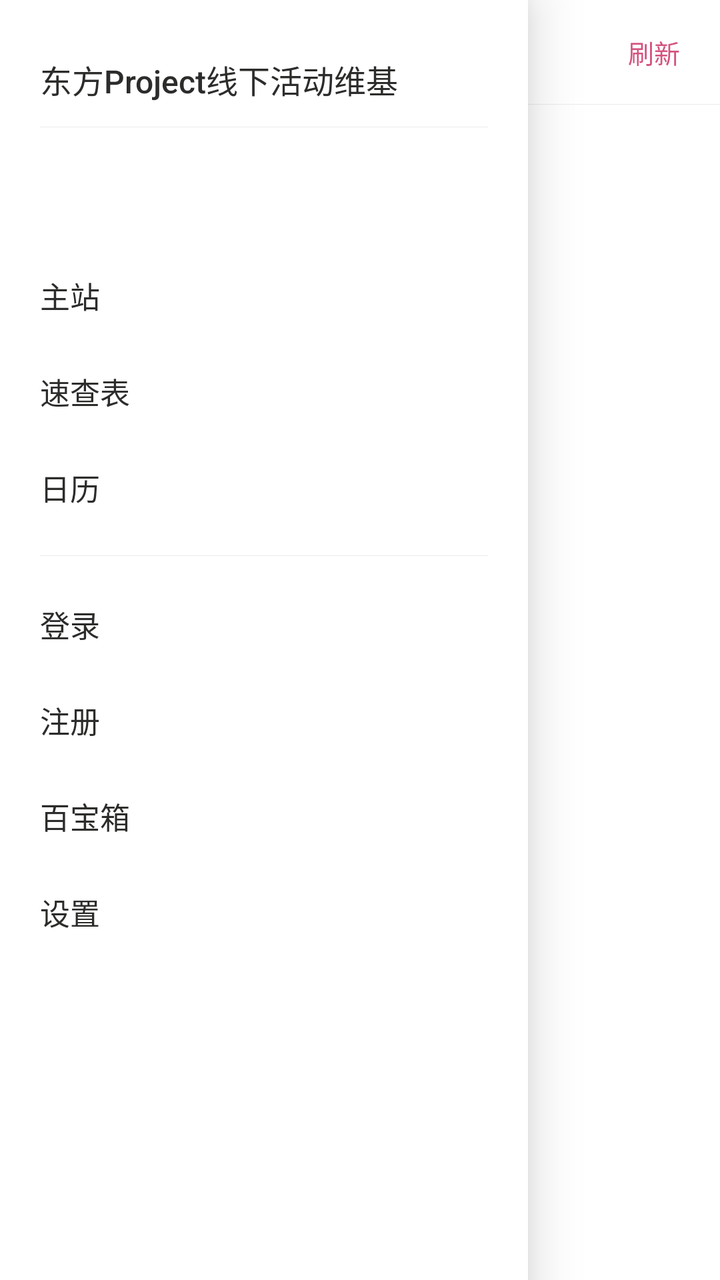
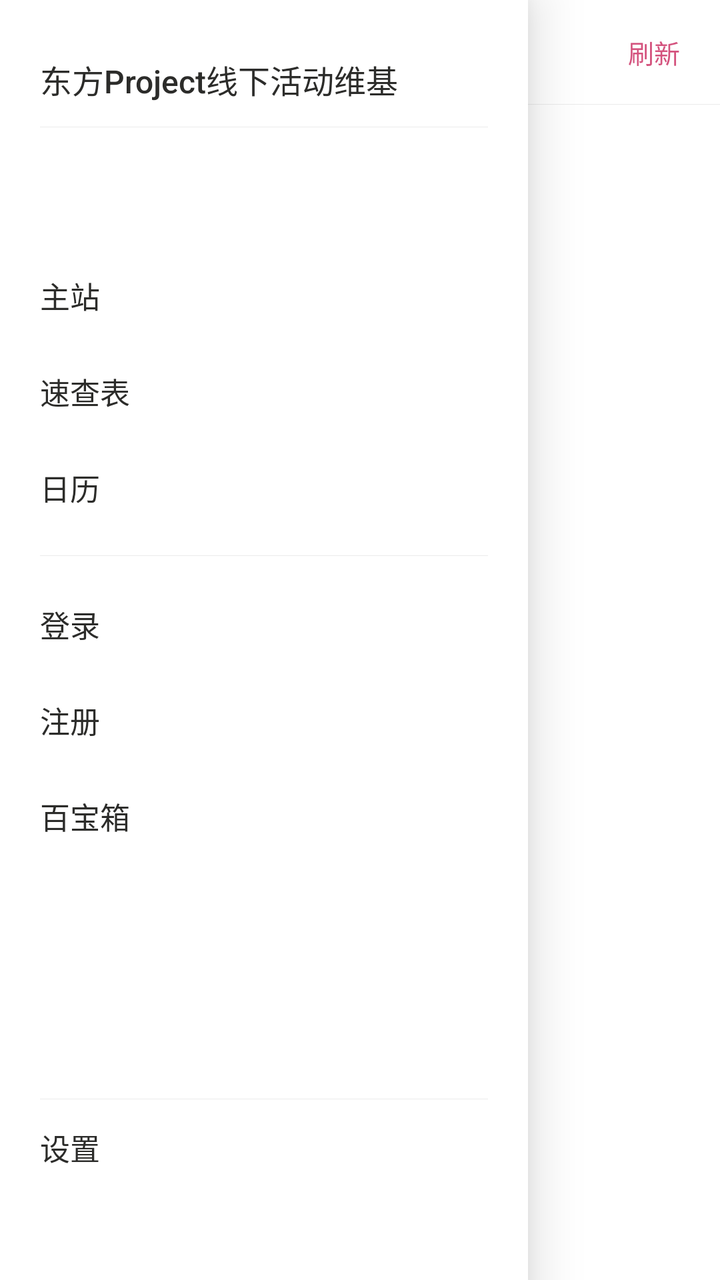

Screens rendered from an Android XML layout before and after an edit, with the pre-edit source and the edit as a unified diff.
<!-- AndroidManifest.xml: application theme AppTheme -->
<!-- res/layout/activity_main.xml -->
<?xml version="1.0" encoding="utf-8"?>
<FrameLayout xmlns:android="http://schemas.android.com/apk/res/android"
    android:layout_width="match_parent"
    android:layout_height="match_parent"
    android:background="@color/page_bg">

    <LinearLayout
        android:layout_width="match_parent"
        android:layout_height="match_parent"
        android:orientation="vertical">

        <LinearLayout
            android:id="@+id/appToolbar"
            android:layout_width="match_parent"
            android:layout_height="52dp"
            android:background="@color/tabbar_bg"
            android:gravity="center_vertical"
            android:orientation="horizontal"
            android:paddingStart="4dp"
            android:paddingEnd="8dp">

            <TextView
                android:id="@+id/menuButton"
                android:layout_width="44dp"
                android:layout_height="match_parent"
                android:background="?android:attr/selectableItemBackground"
                android:contentDescription="@string/menu"
                android:gravity="center"
                android:text="☰"
                android:textColor="@color/text_primary"
                android:textSize="18sp" />

            <TextView
                android:id="@+id/headerTitle"
                android:layout_width="0dp"
                android:layout_height="wrap_content"
                android:layout_weight="1"
                android:ellipsize="end"
                android:fontFamily="sans-serif-medium"
                android:maxLines="1"
                android:text="@string/app_name"
                android:textColor="@color/text_primary"
                android:textSize="15sp" />

            <TextView
                android:id="@+id/refresh"
                android:layout_width="wrap_content"
                android:layout_height="wrap_content"
                android:background="?android:attr/selectableItemBackground"
                android:paddingStart="12dp"
                android:paddingTop="8dp"
                android:paddingEnd="12dp"
                android:paddingBottom="8dp"
                android:text="@string/refresh"
                android:textColor="@color/accent"
                android:textSize="13sp" />
        </LinearLayout>

        <View
            android:layout_width="match_parent"
            android:layout_height="1px"
            android:background="@color/divider" />

        <TextView
            android:id="@+id/offlineBanner"
            android:layout_width="match_parent"
            android:layout_height="wrap_content"
            android:background="@color/banner_bg"
            android:paddingStart="16dp"
            android:paddingTop="8dp"
            android:paddingEnd="16dp"
            android:paddingBottom="8dp"
            android:textColor="@color/banner_text"
            android:textSize="12sp"
            android:visibility="gone" />

        <FrameLayout
            android:id="@+id/content"
            android:layout_width="match_parent"
            android:layout_height="0dp"
            android:layout_weight="1" />
    </LinearLayout>

    <View
        android:id="@+id/scrim"
        android:layout_width="match_parent"
        android:layout_height="match_parent"
        android:background="@color/scrim"
        android:visibility="gone" />

    <LinearLayout
        android:id="@+id/drawer"
        android:layout_width="@dimen/drawer_width"
        android:layout_height="match_parent"
        android:layout_gravity="start"
        android:background="@color/tabbar_bg"
        android:elevation="16dp"
        android:orientation="vertical"
        android:paddingBottom="16dp">

        <TextView
            android:layout_width="match_parent"
            android:layout_height="wrap_content"
            android:fontFamily="sans-serif-medium"
            android:paddingStart="20dp"
            android:paddingTop="28dp"
            android:paddingEnd="20dp"
            android:paddingBottom="12dp"
            android:text="@string/app_name"
            android:textColor="@color/text_primary"
            android:textSize="16sp" />

        <View
            android:layout_width="match_parent"
            android:layout_height="1px"
            android:layout_marginStart="20dp"
            android:layout_marginEnd="20dp"
            android:layout_marginBottom="8dp"
            android:background="@color/divider" />

        <LinearLayout
            android:layout_width="match_parent"
            android:layout_height="wrap_content"
            android:gravity="center_vertical"
            android:orientation="horizontal"
            android:paddingStart="20dp"
            android:paddingTop="4dp"
            android:paddingEnd="20dp"
            android:paddingBottom="8dp">

            <ImageView
                android:id="@+id/drawerAvatar"
                android:layout_width="40dp"
                android:layout_height="40dp"
                android:layout_marginEnd="10dp"
                android:contentDescription="@null" />

            <TextView
                android:id="@+id/accountLabel"
                android:layout_width="0dp"
                android:layout_height="wrap_content"
                android:layout_weight="1"
                android:textColor="@color/text_secondary"
                android:textSize="12sp" />
        </LinearLayout>

        <ScrollView
            android:layout_width="match_parent"
            android:layout_height="0dp"
            android:layout_weight="1"
            android:scrollbars="none">

            <LinearLayout
                android:layout_width="match_parent"
                android:layout_height="wrap_content"
                android:orientation="vertical">

                <LinearLayout
                    android:id="@+id/navBuiltIn"
                    android:layout_width="match_parent"
                    android:layout_height="wrap_content"
                    android:orientation="vertical">

                    <TextView
                        android:id="@+id/navWeb"
                        style="@style/NavItem"
                        android:text="@string/nav_web" />

                    <TextView
                        android:id="@+id/navList"
                        style="@style/NavItem"
                        android:text="@string/tab_list" />

                    <TextView
                        android:id="@+id/navCalendar"
                        style="@style/NavItem"
                        android:text="@string/tab_calendar" />
                </LinearLayout>

                <LinearLayout
                    android:id="@+id/navDynamic"
                    android:layout_width="match_parent"
                    android:layout_height="wrap_content"
                    android:orientation="vertical" />

                <View
                    android:layout_width="match_parent"
                    android:layout_height="1px"
                    android:layout_marginStart="20dp"
                    android:layout_marginTop="10dp"
                    android:layout_marginEnd="20dp"
                    android:layout_marginBottom="10dp"
                    android:background="@color/divider" />

                <TextView
                    android:id="@+id/navLogin"
                    style="@style/NavItem"
                    android:text="@string/nav_login" />

                <TextView
                    android:id="@+id/navRegister"
                    style="@style/NavItem"
                    android:text="@string/nav_register" />

                <TextView
                    android:id="@+id/navLogout"
                    style="@style/NavItem"
                    android:text="@string/auth_logout"
                    android:visibility="gone" />

                <TextView
                    android:id="@+id/navToolbox"
                    style="@style/NavItem"
                    android:text="@string/nav_toolbox" />

                <TextView
                    android:id="@+id/navSettings"
                    style="@style/NavItem"
                    android:text="@string/nav_settings" />
            </LinearLayout>
        </ScrollView>

        <TextView
            android:id="@+id/navVersion"
            android:layout_width="match_parent"
            android:layout_height="wrap_content"
            android:paddingStart="20dp"
            android:paddingTop="10dp"
            android:paddingEnd="20dp"
            android:textColor="@color/text_tertiary"
            android:textSize="12sp" />
    </LinearLayout>

</FrameLayout>
<!-- resources referenced by this layout -->
<resources>
  <color name="accent">#D4537E</color>
  <color name="banner_bg">#FFF4E5</color>
  <color name="banner_text">#854F0B</color>
  <color name="divider">#14000000</color>
  <color name="page_bg">#FFFFFFFF</color>
  <color name="scrim">#66000000</color>
  <color name="tabbar_bg">#FFFFFFFF</color>
  <color name="text_primary">#2C2C2A</color>
  <color name="text_secondary">#888780</color>
  <color name="text_tertiary">#B4B2A9</color>
  <dimen name="drawer_width">264dp</dimen>
  <string name="app_name">东方Project线下活动维基</string>
  <string name="auth_logout">退出登录</string>
  <string name="menu">菜单</string>
  <string name="nav_login">登录</string>
  <string name="nav_register">注册</string>
  <string name="nav_settings">设置</string>
  <string name="nav_toolbox">百宝箱</string>
  <string name="nav_web">主站</string>
  <string name="refresh">刷新</string>
  <string name="tab_calendar">日历</string>
  <string name="tab_list">速查表</string>
  <style name="NavItem">
          <item name="android:layout_width">match_parent</item>
          <item name="android:layout_height">@dimen/nav_item_height</item>
          <item name="android:gravity">center_vertical</item>
          <item name="android:paddingStart">20dp</item>
          <item name="android:paddingEnd">20dp</item>
          <item name="android:textSize">15sp</item>
          <item name="android:textColor">@color/text_primary</item>
          <item name="android:background">?android:attr/selectableItemBackground</item>
      </style>
  <style name="AppTheme" parent="@android:style/Theme.DeviceDefault.Light.NoActionBar">
          <item name="android:windowBackground">@color/page_bg</item>
          <item name="android:statusBarColor">@color/tabbar_bg</item>
          <item name="android:navigationBarColor">@color/tabbar_bg</item>
          <item name="android:windowLightStatusBar">true</item>
          
          <item name="android:alertDialogTheme">@style/AppDialogTheme</item>
      </style>
  <dimen name="nav_item_height">48dp</dimen>
  <style name="AppDialogTheme" parent="@android:style/Theme.DeviceDefault.Light.Dialog.Alert">
          <item name="android:colorBackgroundFloating">@color/page_bg</item>
          <item name="android:colorBackground">@color/page_bg</item>
      </style>
</resources>

<!-- the commit's change to res/layout/activity_main.xml (unified diff, before → after) -->
@@ -212,13 +212,21 @@
                     android:id="@+id/navToolbox"
                     style="@style/NavItem"
                     android:text="@string/nav_toolbox" />
-
-                <TextView
-                    android:id="@+id/navSettings"
-                    style="@style/NavItem"
-                    android:text="@string/nav_settings" />
             </LinearLayout>
         </ScrollView>
+
+        
+        <View
+            android:layout_width="match_parent"
+            android:layout_height="1px"
+            android:layout_marginStart="20dp"
+            android:layout_marginEnd="20dp"
+            android:background="@color/divider" />
+
+        <TextView
+            android:id="@+id/navSettings"
+            style="@style/NavItem"
+            android:text="@string/nav_settings" />
 
         <TextView
             android:id="@+id/navVersion"
